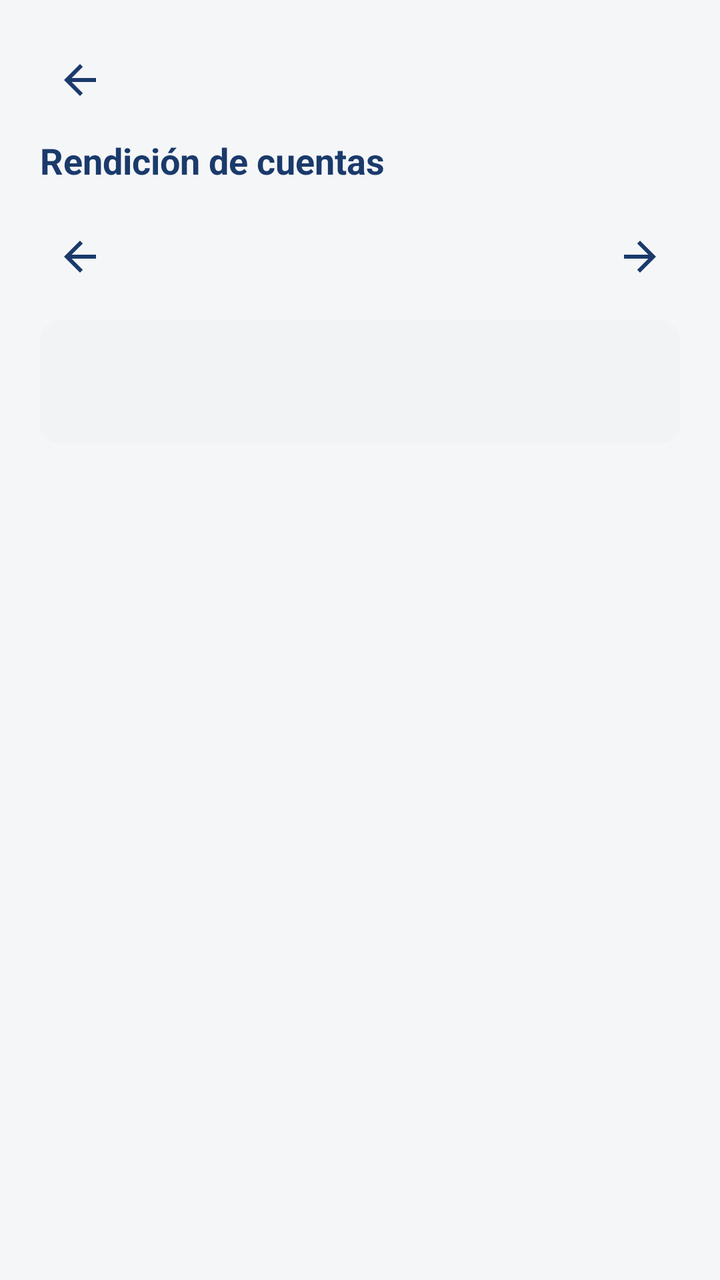
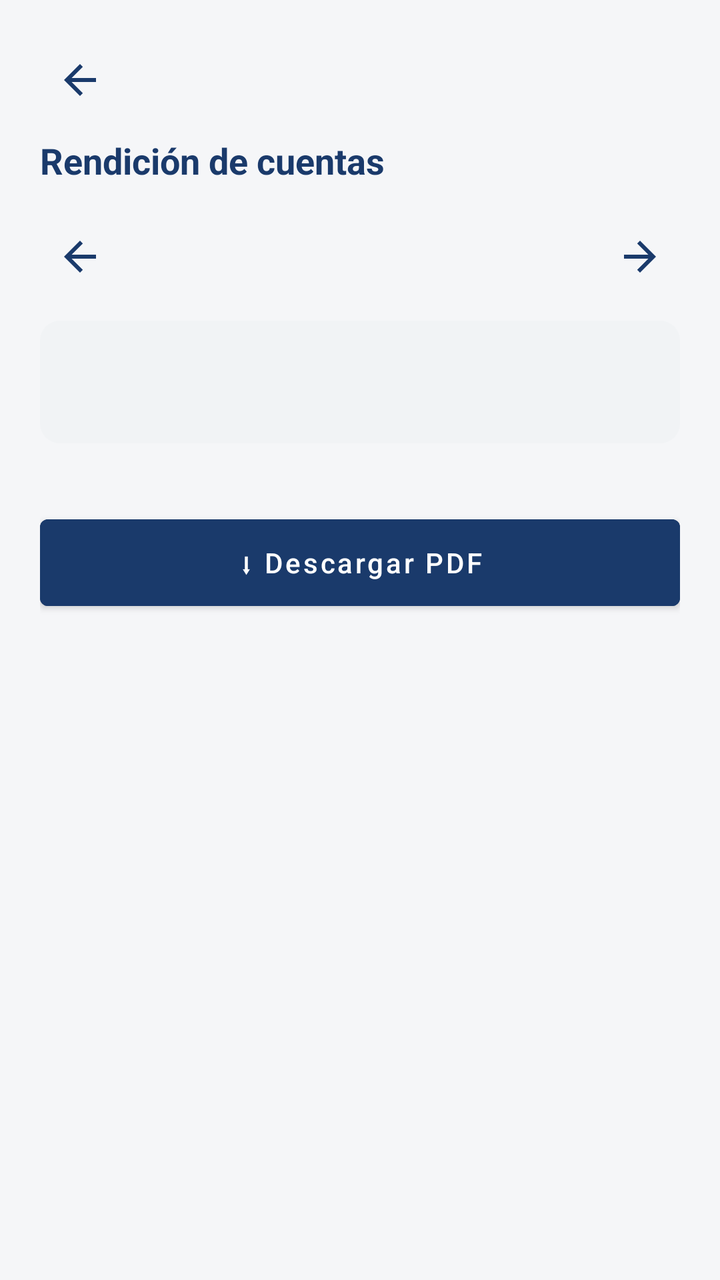

Compare the two renders of this Android layout. The source of the first and the diff that turns it into the second are given below.
<!-- AndroidManifest.xml: application theme Theme.ConsorcioTransparente -->
<!-- res/layout/activity_rendicion_cuentas.xml -->
<?xml version="1.0" encoding="utf-8"?>
<ScrollView xmlns:android="http://schemas.android.com/apk/res/android"
    android:layout_width="match_parent"
    android:layout_height="match_parent"
    android:background="@color/background"
    android:fillViewport="true">

    <LinearLayout
        android:layout_width="match_parent"
        android:layout_height="wrap_content"
        android:orientation="vertical"
        android:padding="20dp">

        <ImageButton
            android:id="@+id/buttonBack"
            android:layout_width="40dp"
            android:layout_height="40dp"
            android:layout_gravity="start"
            android:layout_marginBottom="8dp"
            android:background="?attr/selectableItemBackgroundBorderless"
            android:contentDescription="@string/back"
            android:src="@drawable/ic_back"
            android:tint="@color/navy" />

        <TextView
            android:layout_width="wrap_content"
            android:layout_height="wrap_content"
            android:layout_marginBottom="16dp"
            android:text="@string/rendicion_title"
            android:textColor="@color/navy"
            android:textSize="18sp"
            android:textStyle="bold" />

        <LinearLayout
            android:layout_width="match_parent"
            android:layout_height="wrap_content"
            android:gravity="center_vertical"
            android:orientation="horizontal">

            <ImageButton
                android:id="@+id/buttonPrevMonth"
                android:layout_width="40dp"
                android:layout_height="40dp"
                android:background="?attr/selectableItemBackgroundBorderless"
                android:contentDescription="@string/rendicion_mes_anterior"
                android:src="@drawable/ic_back"
                android:tint="@color/navy" />

            <TextView
                android:id="@+id/textPeriod"
                android:layout_width="0dp"
                android:layout_height="wrap_content"
                android:layout_weight="1"
                android:gravity="center"
                android:textColor="@color/text_primary"
                android:textSize="15sp"
                android:textStyle="bold" />

            <ImageButton
                android:id="@+id/buttonNextMonth"
                android:layout_width="40dp"
                android:layout_height="40dp"
                android:background="?attr/selectableItemBackgroundBorderless"
                android:contentDescription="@string/rendicion_mes_siguiente"
                android:rotation="180"
                android:src="@drawable/ic_back"
                android:tint="@color/navy" />
        </LinearLayout>

        <TextView
            android:id="@+id/textTotal"
            android:layout_width="match_parent"
            android:layout_height="wrap_content"
            android:layout_marginTop="12dp"
            android:background="@drawable/bg_metric_card"
            android:gravity="center"
            android:padding="16dp"
            android:textColor="@color/navy"
            android:textSize="22sp"
            android:textStyle="bold" />

        <TextView
            android:id="@+id/textBloqueadoWarning"
            android:layout_width="match_parent"
            android:layout_height="wrap_content"
            android:layout_marginTop="12dp"
            android:background="@drawable/bg_tag_pill"
            android:backgroundTint="@color/tag_yellow_bg"
            android:padding="14dp"
            android:textColor="@color/tag_yellow_fg"
            android:textSize="12sp"
            android:visibility="gone" />

        <androidx.recyclerview.widget.RecyclerView
            android:id="@+id/recyclerCategorias"
            android:layout_width="match_parent"
            android:layout_height="wrap_content"
            android:layout_marginTop="16dp"
            android:nestedScrollingEnabled="false" />

        <TextView
            android:id="@+id/textEmptyState"
            android:layout_width="match_parent"
            android:layout_height="wrap_content"
            android:layout_marginTop="16dp"
            android:text="@string/rendicion_empty"
            android:textColor="?attr/colorTextSecondary"
            android:textSize="13sp"
            android:visibility="gone" />

        <ProgressBar
            android:id="@+id/progressBar"
            android:layout_width="wrap_content"
            android:layout_height="wrap_content"
            android:layout_gravity="center"
            android:layout_marginTop="16dp"
            android:visibility="gone" />

        <TextView
            android:id="@+id/textError"
            android:layout_width="match_parent"
            android:layout_height="wrap_content"
            android:layout_marginTop="8dp"
            android:textColor="@color/tag_red_fg"
            android:textSize="12sp"
            android:visibility="gone" />

    </LinearLayout>
</ScrollView>
<!-- resources referenced by this layout -->
<resources>
  <color name="background">#F5F6F8</color>
  <color name="navy">#1A3A6B</color>
  <color name="tag_red_fg">#991B1B</color>
  <color name="tag_yellow_bg">#FEF9C3</color>
  <color name="tag_yellow_fg">#854D0E</color>
  <color name="text_primary">#111827</color>
  <!-- drawable bg_metric_card (drawable) -->
  <?xml version="1.0" encoding="utf-8"?>
  <shape xmlns:android="http://schemas.android.com/apk/res/android">
      <solid android:color="@color/surface_secondary" />
      <corners android:radius="10dp" />
  </shape>
  <!-- drawable bg_tag_pill (drawable) -->
  <?xml version="1.0" encoding="utf-8"?>
  <shape xmlns:android="http://schemas.android.com/apk/res/android">
      <solid android:color="@color/tag_green_bg" />
      <corners android:radius="20dp" />
  </shape>
  <!-- drawable ic_back (drawable) -->
  <?xml version="1.0" encoding="utf-8"?>
  <vector xmlns:android="http://schemas.android.com/apk/res/android"
      android:width="24dp"
      android:height="24dp"
      android:viewportWidth="24"
      android:viewportHeight="24">
      <path
          android:fillColor="#FF000000"
          android:pathData="M20,11H7.83l5.59,-5.59L12,4l-8,8 8,8 1.41,-1.41L7.83,13H20v-2z" />
  </vector>
  <string name="back">Volver</string>
  <string name="rendicion_empty">Todavía no hay gastos registrados este período.</string>
  <string name="rendicion_mes_anterior">Mes anterior</string>
  <string name="rendicion_mes_siguiente">Mes siguiente</string>
  <string name="rendicion_title">Rendición de cuentas</string>
  <style name="Theme.ConsorcioTransparente" parent="Theme.MaterialComponents.Light.NoActionBar">
          <item name="colorPrimary">@color/navy</item>
          <item name="colorPrimaryDark">@color/navy_dark</item>
          <item name="colorAccent">@color/blue_accent</item>
          <item name="android:windowBackground">@color/background</item>
          <item name="android:statusBarColor" tools:targetApi="l">@color/navy</item>
          <item name="colorTextSecondary">@color/text_secondary</item>
      </style>
  <color name="surface_secondary">#F1F3F5</color>
  <color name="tag_green_bg">#D1FAE5</color>
  <color name="navy_dark">#0F2647</color>
  <color name="blue_accent">#3B82F6</color>
  <color name="text_secondary">#6B7280</color>
</resources>

<!-- the commit's change to res/layout/activity_rendicion_cuentas.xml (unified diff, before → after) -->
@@ -108,6 +108,16 @@
             android:textSize="13sp"
             android:visibility="gone" />
 
+        <Button
+            android:id="@+id/buttonDescargarPdf"
+            android:layout_width="match_parent"
+            android:layout_height="wrap_content"
+            android:layout_marginTop="16dp"
+            android:backgroundTint="@color/navy"
+            android:paddingVertical="12dp"
+            android:text="@string/rendicion_descargar_pdf"
+            android:textAllCaps="false" />
+
         <ProgressBar
             android:id="@+id/progressBar"
             android:layout_width="wrap_content"
<!-- resource entries referenced after the edit -->
@@ -30,6 +30,7 @@
           android:pathData="M20,11H7.83l5.59,-5.59L12,4l-8,8 8,8 1.41,-1.41L7.83,13H20v-2z" />
   </vector>
   <string name="back">Volver</string>
+  <string name="rendicion_descargar_pdf">⬇ Descargar PDF</string>
   <string name="rendicion_empty">Todavía no hay gastos registrados este período.</string>
   <string name="rendicion_mes_anterior">Mes anterior</string>
   <string name="rendicion_mes_siguiente">Mes siguiente</string>
